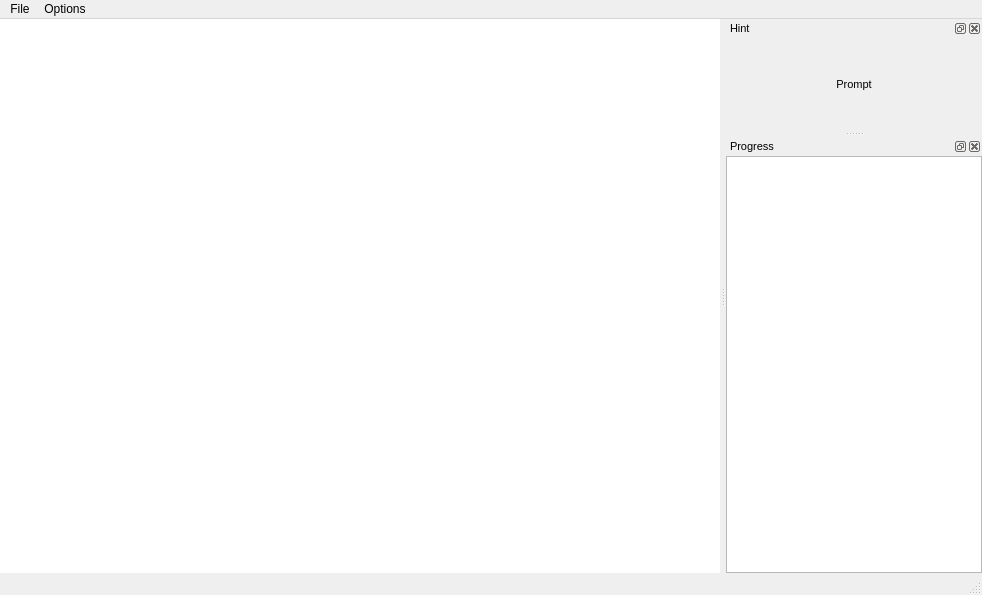
The window that mainwindow.ui (adamb924/TypingTutor) describes before a commit, drawn with Qt 5.
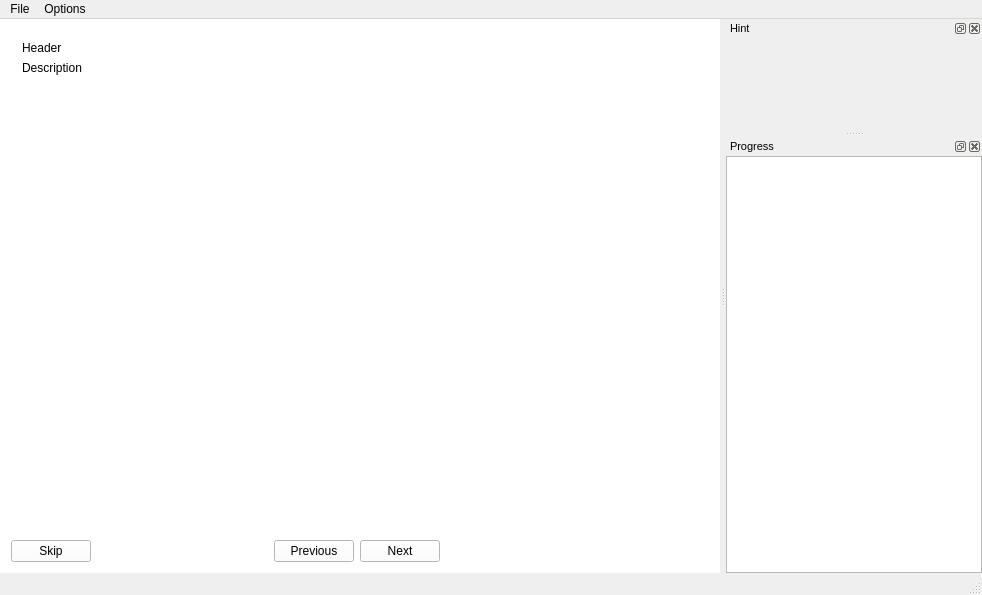
The same window after the commit. The open tabs and pages were chosen to show the change. Custom widgets are drawn as their Qt base class.

Diff of the .ui file:
```diff
--- a/mainwindow.ui
+++ b/mainwindow.ui
@@ -25,7 +25,131 @@
    <property name="styleSheet">
     <string notr="true">background-color: rgb(255, 255, 255);</string>
    </property>
-   <layout class="QVBoxLayout" name="verticalLayout"/>
+   <layout class="QVBoxLayout" name="verticalLayout">
+    <item>
+     <layout class="QVBoxLayout" name="verticalLayout_4">
+      <item>
+       <widget class="QStackedWidget" name="stackedWidget">
+        <property name="currentIndex">
+         <number>2</number>
+        </property>
+        <widget class="QWidget" name="descriptionPage">
+         <layout class="QVBoxLayout" name="verticalLayout_5">
+          <item>
+           <widget class="QLabel" name="headerLabel">
+            <property name="text">
+             <string>Header</string>
+            </property>
+            <property name="wordWrap">
+             <bool>true</bool>
+            </property>
+           </widget>
+          </item>
+          <item>
+           <widget class="QLabel" name="descriptionLabel">
+            <property name="text">
+             <string>Description</string>
+            </property>
+            <property name="wordWrap">
+             <bool>true</bool>
+            </property>
+           </widget>
+          </item>
+          <item>
+           <spacer name="verticalSpacer">
+            <property name="orientation">
+             <enum>Qt::Vertical</enum>
+            </property>
+            <property name="sizeHint" stdset="0">
+             <size>
+              <width>20</width>
+              <height>40</height>
+             </size>
+            </property>
+           </spacer>
+          </item>
+         </layout>
+        </widget>
+        <widget class="PromptForm" name="promptPage"/>
+        <widget class="QWidget" name="page"/>
+       </widget>
+      </item>
+      <item>
+       <layout class="QHBoxLayout" name="horizontalLayout">
+        <item>
+         <widget class="QPushButton" name="skipButton">
+          <property name="text">
+           <string>Skip</string>
+          </property>
+         </widget>
+        </item>
+        <item>
+         <spacer name="horizontalSpacer">
+          <property name="orientation">
+           <enum>Qt::Horizontal</enum>
+          </property>
+          <property name="sizeHint" stdset="0">
+           <size>
+            <width>40</width>
+            <height>20</height>
+           </size>
+          </property>
+         </spacer>
+        </item>
+        <item>
+         <widget class="QPushButton" name="previousButton">
+          <property name="text">
+           <string>Previous</string>
+          </property>
+          <property name="shortcut">
+           <string>PgUp</string>
+          </property>
+         </widget>
+        </item>
+        <item>
+         <widget class="QPushButton" name="nextButton">
+          <property name="text">
+           <string>Next</string>
+          </property>
+          <property name="shortcut">
+           <string>PgDown</string>
+          </property>
+         </widget>
+        </item>
+        <item>
+         <spacer name="horizontalSpacer_2">
+          <property name="orientation">
+           <enum>Qt::Horizontal</enum>
+          </property>
+          <property name="sizeHint" stdset="0">
+           <size>
+            <width>40</width>
+            <height>20</height>
+           </size>
+          </property>
+         </spacer>
+        </item>
+        <item>
+         <spacer name="horizontalSpacer_3">
+          <property name="orientation">
+           <enum>Qt::Horizontal</enum>
+          </property>
+          <property name="sizeType">
+           <enum>QSizePolicy::Fixed</enum>
+          </property>
+          <property name="sizeHint" stdset="0">
+           <size>
+            <width>93</width>
+            <height>20</height>
+           </size>
+          </property>
+         </spacer>
+        </item>
+       </layout>
+      </item>
+     </layout>
+    </item>
+   </layout>
   </widget>
   <widget class="QMenuBar" name="menuBar">
    <property name="geometry">
@@ -93,7 +217,7 @@
         </size>
        </property>
        <property name="text">
-        <string>Prompt</string>
+        <string/>
        </property>
        <property name="alignment">
         <set>Qt::AlignCenter</set>
@@ -172,6 +296,14 @@
   </action>
  </widget>
  <layoutdefault spacing="6" margin="11"/>
+ <customwidgets>
+  <customwidget>
+   <class>PromptForm</class>
+   <extends>QWidget</extends>
+   <header>promptform.h</header>
+   <container>1</container>
+  </customwidget>
+ </customwidgets>
  <resources/>
  <connections/>
 </ui>
```
Left out of the diff: 17 changed lines with no effect on the pictures.
